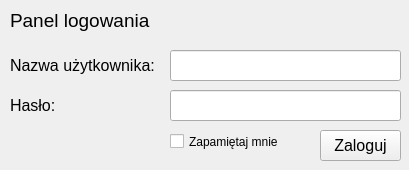
This is Frontend/Main/UiFiles/Login_window.ui in sasuke5055/Python-messenger1 as Qt 5 draws it before an edit. The edited form follows.
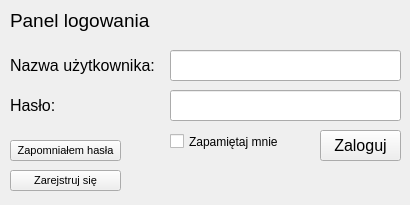
This is the edited form.

Patch:
```diff
--- a/Frontend/Main/UiFiles/Login_window.ui
+++ b/Frontend/Main/UiFiles/Login_window.ui
@@ -6,10 +6,28 @@
    <rect>
     <x>0</x>
     <y>0</y>
-    <width>409</width>
-    <height>170</height>
+    <width>410</width>
+    <height>205</height>
    </rect>
   </property>
+  <property name="sizePolicy">
+   <sizepolicy hsizetype="Fixed" vsizetype="Fixed">
+    <horstretch>0</horstretch>
+    <verstretch>0</verstretch>
+   </sizepolicy>
+  </property>
+  <property name="minimumSize">
+   <size>
+    <width>410</width>
+    <height>205</height>
+   </size>
+  </property>
+  <property name="maximumSize">
+   <size>
+    <width>410</width>
+    <height>205</height>
+   </size>
+  </property>
   <property name="windowTitle">
    <string>Logowanie</string>
   </property>
@@ -128,6 +146,42 @@
      <string>Zapamiętaj mnie</string>
     </property>
    </widget>
+   <widget class="QPushButton" name="button_forgot">
+    <property name="geometry">
+     <rect>
+      <x>10</x>
+      <y>140</y>
+      <width>111</width>
+      <height>21</height>
+     </rect>
+    </property>
+    <property name="font">
+     <font>
+      <pointsize>8</pointsize>
+     </font>
+    </property>
+    <property name="text">
+     <string>Zapomniałem hasła</string>
+    </property>
+   </widget>
+   <widget class="QPushButton" name="button_register">
+    <property name="geometry">
+     <rect>
+      <x>10</x>
+      <y>170</y>
+      <width>111</width>
+      <height>21</height>
+     </rect>
+    </property>
+    <property name="font">
+     <font>
+      <pointsize>8</pointsize>
+     </font>
+    </property>
+    <property name="text">
+     <string>Zarejstruj się</string>
+    </property>
+   </widget>
   </widget>
  </widget>
  <resources/>
```
